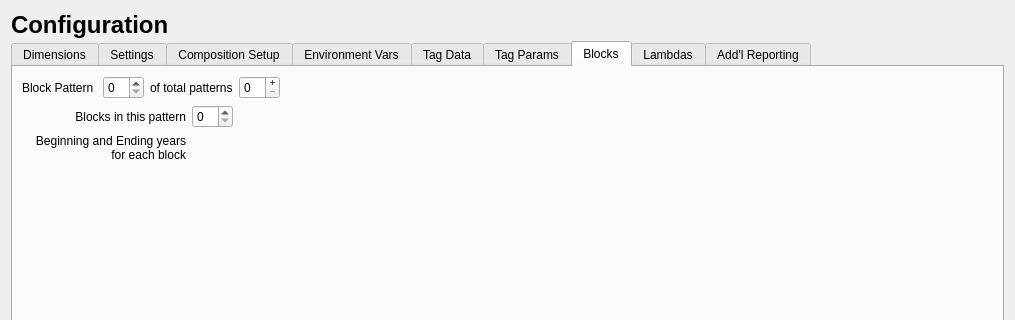
Above: src/data_widget.ui from nmfs-ost/ss3-ssi before the change; both pictures show x 0 to 1015 and y 0 to 320 of the 1015 by 621 pixel window. Below: the same form after it.
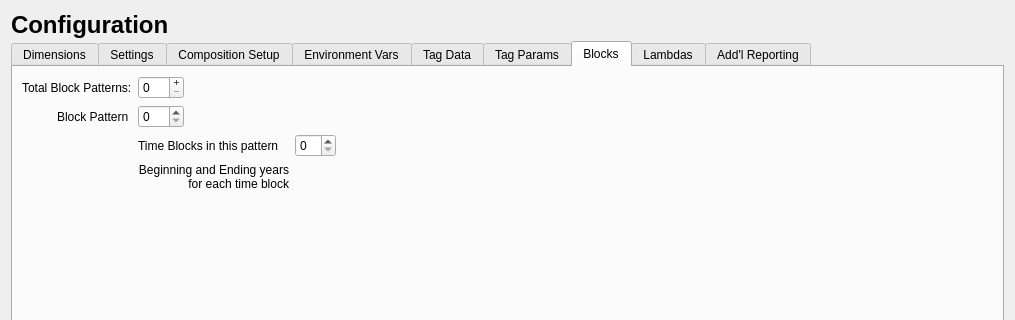
That is the form after the change. The open tabs and pages were chosen to show the change. Icons and pictures are not drawn.

The edit to the form file:
```diff
--- a/src/data_widget.ui
+++ b/src/data_widget.ui
@@ -2114,54 +2114,30 @@
       <layout class="QVBoxLayout" name="verticalLayout_7">
        <item>
         <layout class="QGridLayout" name="gridLayout_blocks">
-         <item row="0" column="0">
+         <item row="1" column="1">
           <widget class="QLabel" name="label_block_pattern_num">
            <property name="text">
             <string>Block Pattern </string>
            </property>
           </widget>
          </item>
-         <item row="0" column="1">
+         <item row="1" column="7">
+          <spacer name="horizontalSpacer_blocks1">
+           <property name="orientation">
+            <enum>Qt::Horizontal</enum>
+           </property>
+           <property name="sizeHint" stdset="0">
+            <size>
+             <width>40</width>
+             <height>20</height>
+            </size>
+           </property>
+          </spacer>
+         </item>
+         <item row="1" column="2">
           <widget class="QSpinBox" name="spinBox_block_pattern_num"/>
          </item>
-         <item row="1" column="0" colspan="3">
-          <widget class="QLabel" name="label_blocks_per_pattern">
-           <property name="text">
-            <string>Blocks in this pattern</string>
-           </property>
-           <property name="alignment">
-            <set>Qt::AlignRight|Qt::AlignTrailing|Qt::AlignVCenter</set>
-           </property>
-          </widget>
-         </item>
-         <item row="2" column="0" colspan="3">
-          <widget class="QLabel" name="label_blocks_beg_end_years">
-           <property name="text">
-            <string>Beginning and Ending years
- for each block</string>
-           </property>
-           <property name="alignment">
-            <set>Qt::AlignRight|Qt::AlignTop|Qt::AlignTrailing</set>
-           </property>
-          </widget>
-         </item>
-         <item row="0" column="7">
-          <spacer name="horizontalSpacer_blocks2">
-           <property name="orientation">
-            <enum>Qt::Horizontal</enum>
-           </property>
-           <property name="sizeHint" stdset="0">
-            <size>
-             <width>40</width>
-             <height>20</height>
-            </size>
-           </property>
-          </spacer>
-         </item>
-         <item row="2" column="3" colspan="4">
-          <layout class="QVBoxLayout" name="verticalLayout_block_years"/>
-         </item>
-         <item row="0" column="4">
+         <item row="0" column="2">
           <widget class="QSpinBox" name="spinBox_block_patterns_total">
            <property name="readOnly">
             <bool>false</bool>
@@ -2171,14 +2147,34 @@
            </property>
           </widget>
          </item>
-         <item row="0" column="2" colspan="2">
-          <widget class="QLabel" name="label_blocks_num_patterns">
+         <item row="1" column="8">
+          <spacer name="horizontalSpacer_blocks2">
+           <property name="orientation">
+            <enum>Qt::Horizontal</enum>
+           </property>
+           <property name="sizeHint" stdset="0">
+            <size>
+             <width>40</width>
+             <height>20</height>
+            </size>
+           </property>
+          </spacer>
+         </item>
+         <item row="1" column="0">
+          <widget class="QLabel" name="label_spacer_2">
            <property name="text">
-            <string>of total patterns</string>
+            <string/>
            </property>
           </widget>
          </item>
-         <item row="1" column="3">
+         <item row="0" column="0" colspan="2">
+          <widget class="QLabel" name="label_block_total">
+           <property name="text">
+            <string>Total Block Patterns:</string>
+           </property>
+          </widget>
+         </item>
+         <item row="2" column="5">
           <widget class="QSpinBox" name="spinBox_blocks_count">
            <property name="readOnly">
             <bool>false</bool>
@@ -2188,18 +2184,29 @@
            </property>
           </widget>
          </item>
-         <item row="0" column="6">
-          <spacer name="horizontalSpacer_blocks1">
-           <property name="orientation">
-            <enum>Qt::Horizontal</enum>
+         <item row="2" column="2" colspan="3">
+          <widget class="QLabel" name="label_block_pat_blocks">
+           <property name="text">
+            <string>Time Blocks in this pattern</string>
            </property>
-           <property name="sizeHint" stdset="0">
-            <size>
-             <width>40</width>
-             <height>20</height>
-            </size>
+           <property name="alignment">
+            <set>Qt::AlignLeading|Qt::AlignLeft|Qt::AlignVCenter</set>
            </property>
-          </spacer>
+          </widget>
+         </item>
+         <item row="3" column="5" colspan="3">
+          <layout class="QVBoxLayout" name="verticalLayout_block_years"/>
+         </item>
+         <item row="3" column="2" colspan="3">
+          <widget class="QLabel" name="label_blocks_beg_end_years">
+           <property name="text">
+            <string>Beginning and Ending years
+ for each time block</string>
+           </property>
+           <property name="alignment">
+            <set>Qt::AlignRight|Qt::AlignTop|Qt::AlignTrailing</set>
+           </property>
+          </widget>
          </item>
         </layout>
        </item>
```
Left out of the diff: 18 changed lines with no effect on the pictures.
